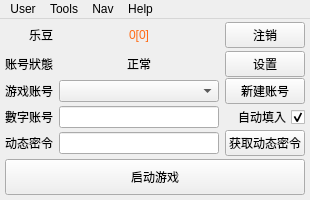
This is resources/ui/Ui_Main.ui in starmcc/qs-beanfun-5 as Qt 5 draws it before an edit. The edited form follows.
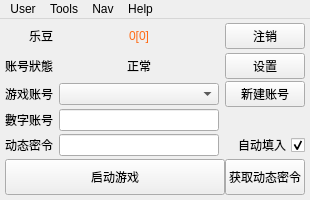
This is the edited form.

Diff of the .ui file:
```diff
--- a/resources/ui/Ui_Main.ui
+++ b/resources/ui/Ui_Main.ui
@@ -169,13 +169,6 @@
          </property>
         </widget>
        </item>
-       <item row="9" column="2">
-        <widget class="QPushButton" name="pushButton_dynamicPwd">
-         <property name="text">
-          <string>获取动态密令</string>
-         </property>
-        </widget>
-       </item>
        <item row="0" column="0">
         <widget class="QLabel" name="label_2">
          <property name="text">
@@ -196,19 +189,6 @@
          </property>
         </widget>
        </item>
-       <item row="5" column="2">
-        <widget class="QCheckBox" name="checkBox_autoInput">
-         <property name="layoutDirection">
-          <enum>Qt::RightToLeft</enum>
-         </property>
-         <property name="text">
-          <string>自动填入</string>
-         </property>
-         <property name="checked">
-          <bool>true</bool>
-         </property>
-        </widget>
-       </item>
        <item row="3" column="2">
         <widget class="QPushButton" name="pushButton_createAct">
          <property name="text">
@@ -246,11 +226,35 @@
          </property>
         </widget>
        </item>
+       <item row="9" column="2">
+        <widget class="QCheckBox" name="checkBox_autoInput">
+         <property name="layoutDirection">
+          <enum>Qt::RightToLeft</enum>
+         </property>
+         <property name="text">
+          <string>自动填入</string>
+         </property>
+         <property name="checked">
+          <bool>true</bool>
+         </property>
+        </widget>
+       </item>
       </layout>
      </widget>
     </item>
+    <item>
+     <layout class="QHBoxLayout" name="horizontalLayout" stretch="1,0">
+      <property name="spacing">
+       <number>0</number>
+      </property>
     <item>
      <widget class="QPushButton" name="pushButton_start">
+        <property name="sizePolicy">
+         <sizepolicy hsizetype="Preferred" vsizetype="Fixed">
+          <horstretch>0</horstretch>
+          <verstretch>0</verstretch>
+         </sizepolicy>
+        </property>
       <property name="minimumSize">
        <size>
         <width>0</width>
@@ -262,6 +266,27 @@
       </property>
      </widget>
     </item>
+      <item>
+       <widget class="QPushButton" name="pushButton_dynamicPwd">
+        <property name="sizePolicy">
+         <sizepolicy hsizetype="Preferred" vsizetype="Fixed">
+          <horstretch>0</horstretch>
+          <verstretch>0</verstretch>
+         </sizepolicy>
+        </property>
+        <property name="minimumSize">
+         <size>
+          <width>0</width>
+          <height>36</height>
+         </size>
+        </property>
+        <property name="text">
+         <string>获取动态密令</string>
+        </property>
+       </widget>
+      </item>
+     </layout>
+    </item>
    </layout>
   </widget>
   <widget class="QMenuBar" name="menubar">
```
Left out of the diff: 3 changed lines with no effect on the pictures. Lines whose indentation alone changed are shown as unchanged.
